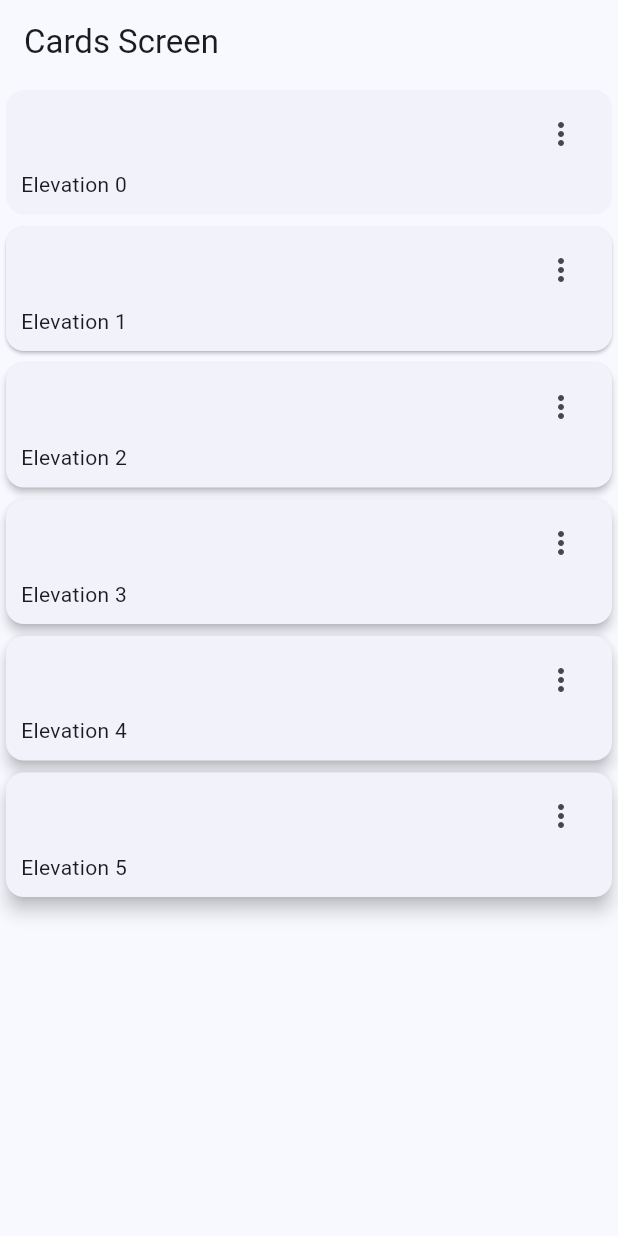
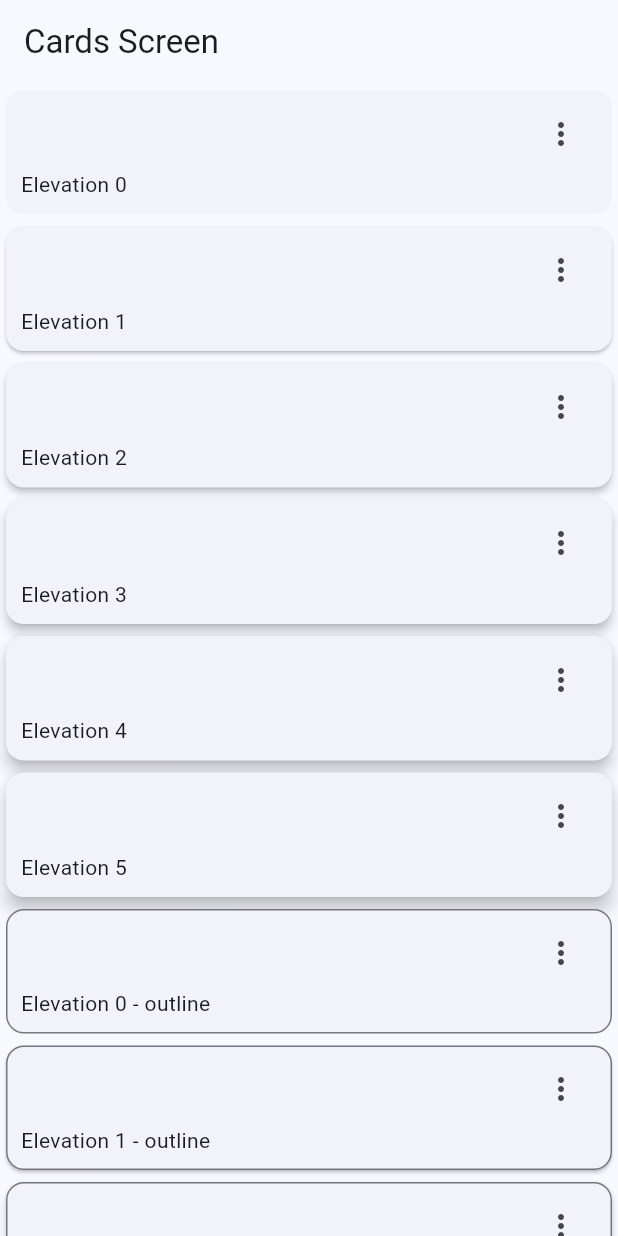
Before and after one commit to rocatoro18/widgetly, a Flutter app: the CardsScreen screen opened by its route, on a phone screen of 412 x 824 dp. Run offline on Flutter 3.47's test engine with Material 3 defaults, Android fonts, the phone set to English and light mode, and no system bars; our stand-ins replace go_router.

Commit message:
Tarjetas con border

```diff
--- a/lib/presentation/screens/cards/cards_screen.dart
+++ b/lib/presentation/screens/cards/cards_screen.dart
@@ -36,6 +36,8 @@
           // PASAMOS POR EL MAP PARA REGRESAR UN NUEVO ARREGLO/LISTADO
           ...cards.map((card) =>
               _CardType1(label: card['label'], elevation: card['elevation'])),
+          ...cards.map((card) =>
+              _CardType2(label: card['label'], elevation: card['elevation'])),
         ],
       ),
     );
@@ -71,3 +73,37 @@
     );
   }
 }
+
+class _CardType2 extends StatelessWidget {
+  const _CardType2({required this.label, required this.elevation});
+
+  final String label;
+  final double elevation;
+
+  @override
+  Widget build(BuildContext context) {
+    final colors = Theme.of(context).colorScheme;
+    return Card(
+      shape: RoundedRectangleBorder(
+          borderRadius: const BorderRadius.all(Radius.circular(12)),
+          side: BorderSide(color: colors.outline)),
+      elevation: elevation,
+      child: Padding(
+        padding: const EdgeInsets.fromLTRB(10, 5, 10, 10),
+        child: Column(
+          children: [
+            Align(
+                alignment: Alignment.topRight,
+                child: IconButton(
+                    onPressed: () {},
+                    icon: const Icon(Icons.more_vert_outlined))),
+            Align(
+              alignment: Alignment.bottomLeft,
+              child: Text('$label - outline'),
+            )
+          ],
+        ),
+      ),
+    );
+  }
+}
```
